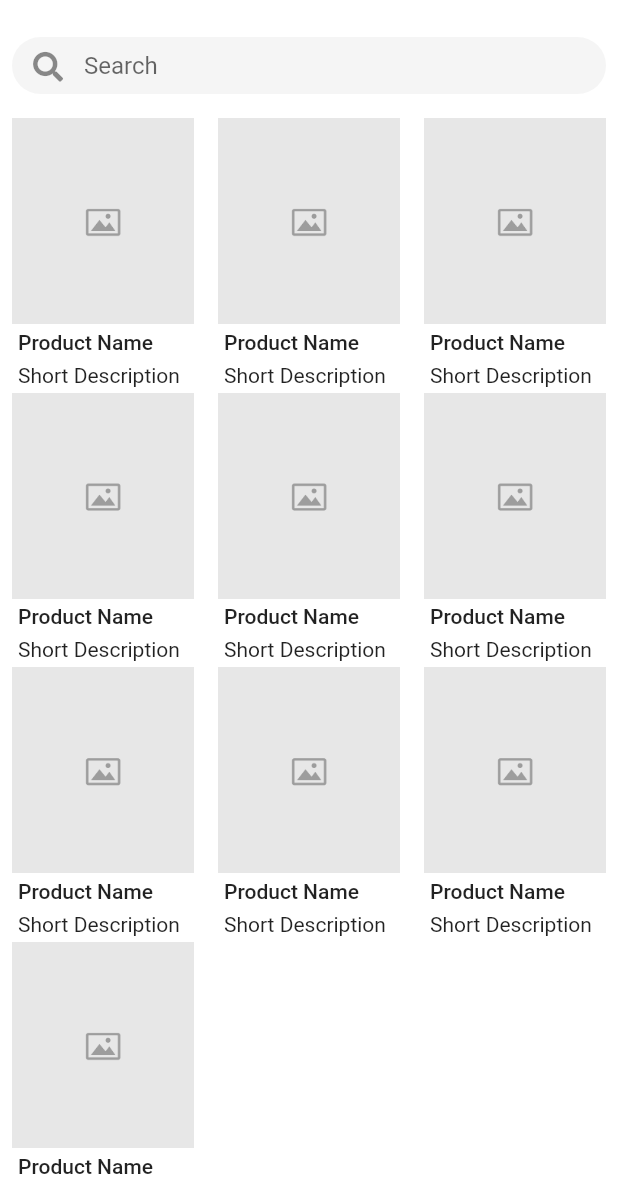
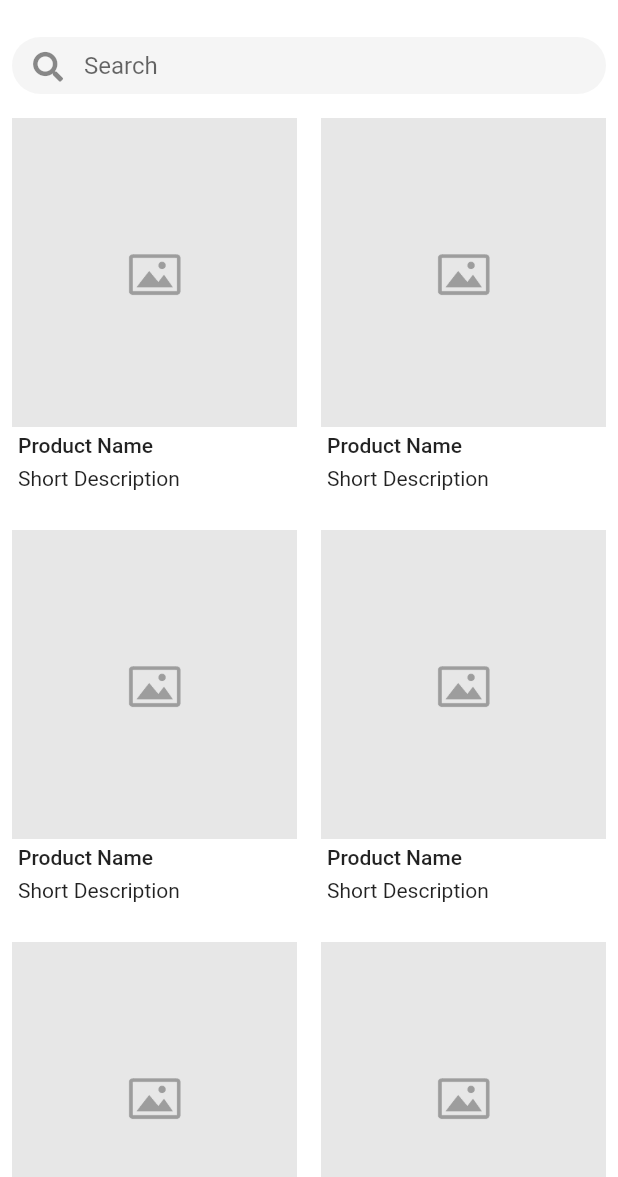
Before and after one commit to anoochit/uikits, a Flutter app: the StoreScreen01 screen opened directly, on a phone screen of 412 x 824 dp, the part 59-1236 px from its top. Run offline on Flutter 3.47's test engine with Material 2 defaults, Android fonts, the phone set to English and light mode, and no system bars; our stand-ins replace carousel_slider, font_awesome_flutter, percent_indicator, photo_view, responsive_builder, timeago and 1 more; missing offline and left inert: awesome_card, ms_undraw.

Commit message:
fix mobile size for store, shoppingcart screen

```diff
--- a/lib/pages/12_store/storescreen01.dart
+++ b/lib/pages/12_store/storescreen01.dart
@@ -68,7 +68,7 @@ class _StoreScreen01State extends State<StoreScreen01> {
                     removeTop: true,
                     child: GridView.builder(
                       gridDelegate: SliverGridDelegateWithFixedCrossAxisCount(
-                        crossAxisCount: (constraints.maxWidth > 412) ? 4 : 3,
+                        crossAxisCount: (constraints.maxWidth > 412) ? 4 : 2,
                         childAspectRatio: 0.75,
                       ),
                       itemCount: 10,
--- a/lib/pages/12_store/storescreen02.dart
+++ b/lib/pages/12_store/storescreen02.dart
@@ -1,7 +1,6 @@
 import 'package:flutter/material.dart';
 import 'package:flutter/services.dart';
 import 'package:font_awesome_flutter/font_awesome_flutter.dart';
-import 'package:timeago/timeago.dart' as timeago;
 
 class StoreScreen02 extends StatefulWidget {
   StoreScreen02({Key? key}) : super(key: key);
@@ -68,7 +67,7 @@ class _StoreScreen02State extends State<StoreScreen02> {
                     removeTop: true,
                     child: GridView.builder(
                       gridDelegate: SliverGridDelegateWithFixedCrossAxisCount(
-                        crossAxisCount: (constraints.maxWidth > 412) ? 4 : 3,
+                        crossAxisCount: (constraints.maxWidth > 412) ? 4 : 2,
                         mainAxisSpacing: 2,
                         crossAxisSpacing: 2,
                       ),
--- a/lib/pages/13_shoppingcart/shoppingcart02.dart
+++ b/lib/pages/13_shoppingcart/shoppingcart02.dart
@@ -128,6 +128,7 @@ class _ShoppingCartScreen02State extends State<ShoppingCartScreen02> {
               crossAxisAlignment: CrossAxisAlignment.start,
               children: [
                 Container(
+                  width: constraints.maxWidth - 200,
                   padding: EdgeInsets.all(8),
                   child: Text(
                     productItem[0].name,
```
